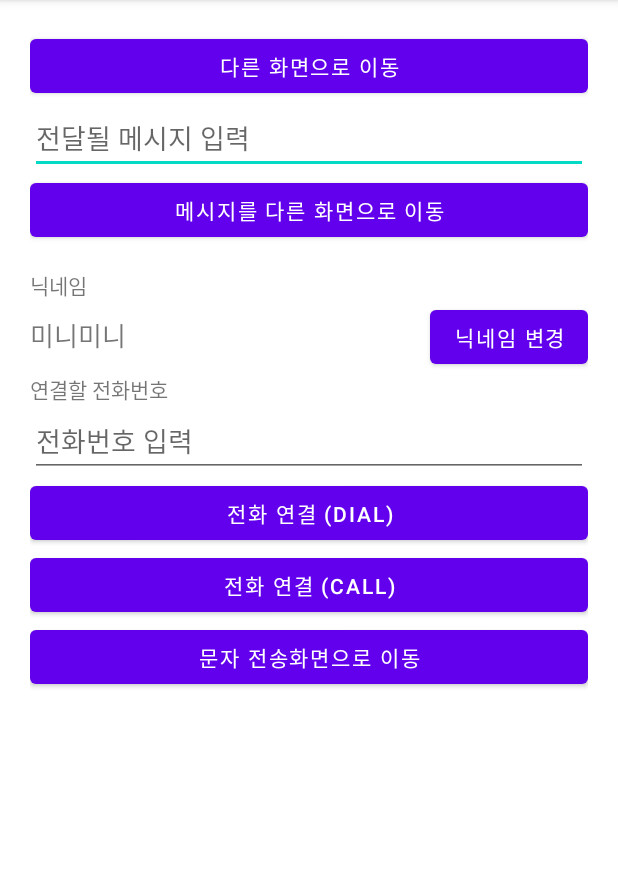
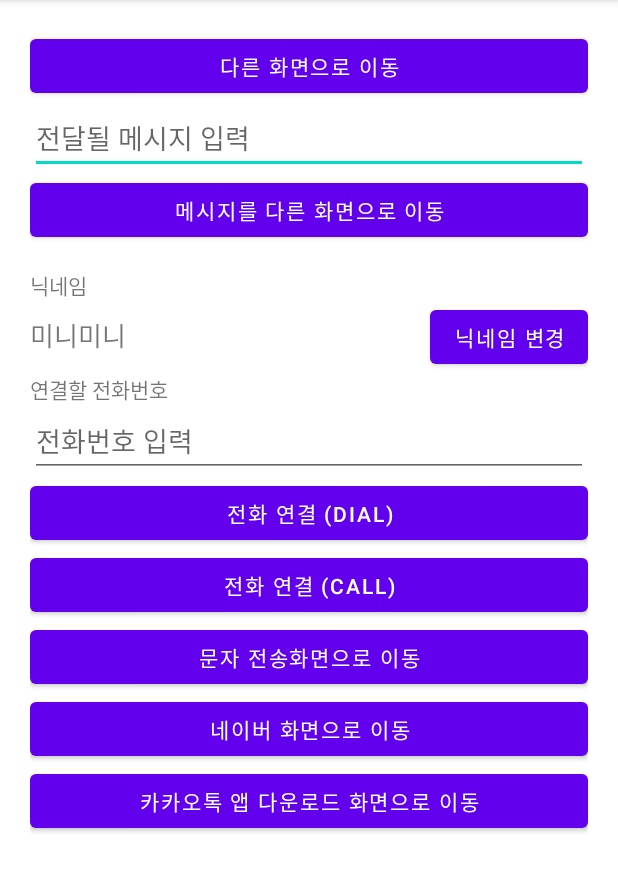
Before and after one commit to superick/Intent_220211, an Android app: the screen it shows after launch (MainActivity), on a phone screen of 412 x 824 dp, the part 84-976 px from its top. Run offline under Robolectric (Android 15) with nearby library versions, the phone set to English and light mode, and no system bars.

```diff
--- a/app/src/main/java/com/example/intent_220211/MainActivity.kt
+++ b/app/src/main/java/com/example/intent_220211/MainActivity.kt
@@ -1,6 +1,7 @@
 package com.example.intent_220211
 
 import android.content.Intent
+import android.content.Intent.ACTION_VIEW
 import android.net.Uri
 import androidx.appcompat.app.AppCompatActivity
 import android.os.Bundle
@@ -13,6 +14,23 @@ class MainActivity : AppCompatActivity() {
     override fun onCreate(savedInstanceState: Bundle?) {
         super.onCreate(savedInstanceState)
         setContentView(R.layout.activity_main)
+
+        kakaoStoreBtn.setOnClickListener {
+            val myUri = Uri.parse("market://details?id=com.kakao.talk")
+            val myIntent = Intent(Intent.ACTION_VIEW, myUri)
+            startActivity(myIntent)
+
+
+        }
+
+
+        naverWebBtn.setOnClickListener {
+            val myUri = Uri.parse("https://naver.com")
+            val myIntent = Intent(Intent.ACTION_VIEW, myUri)
+            startActivity(myIntent)
+
+        }
+
 
         smsBtn.setOnClickListener {
             val inputPhoneNum = phoneNumEdt.text.toString()
--- a/app/src/main/res/layout/activity_main.xml
+++ b/app/src/main/res/layout/activity_main.xml
@@ -90,6 +90,18 @@
         android:layout_height="wrap_content"
         android:text="문자 전송화면으로 이동"/>
 
+    <Button
+        android:id="@+id/naverWebBtn"
+        android:layout_width="match_parent"
+        android:layout_height="wrap_content"
+        android:text="네이버 화면으로 이동"/>
+
+    <Button
+        android:id="@+id/kakaoStoreBtn"
+        android:layout_width="match_parent"
+        android:layout_height="wrap_content"
+        android:text="카카오톡 앱 다운로드 화면으로 이동"/>
+
 
 
 </LinearLayout>
```
